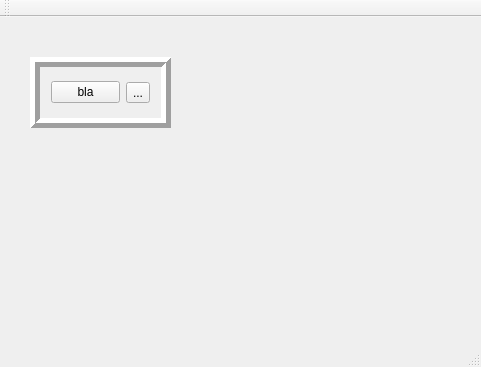
dotevo/Pilocik, file src/menuwindow.ui: the form before one commit.
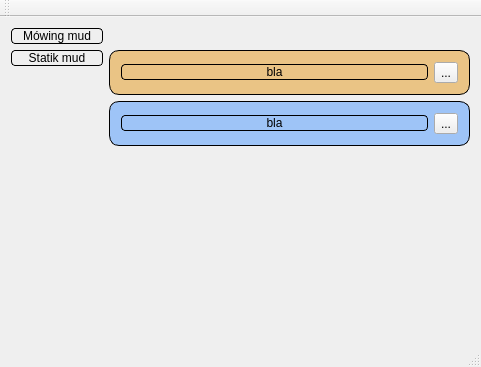
The form after the commit. Custom widgets are drawn as their Qt base class.

Commit message: Widget is movable.

Diff of the .ui file:
```diff
--- a/src/menuwindow.ui
+++ b/src/menuwindow.ui
@@ -13,16 +13,104 @@
   <property name="windowTitle">
    <string>MenuWindow</string>
   </property>
+  <property name="styleSheet">
+   <string notr="true">/*WINDOW*/
+QFrame{
+
+/*background: qlineargradient(x1: 0, y1: 0, x2: 0, y2: 1,
+                                 stop: 0 #ade650, stop: 1.0 #82be37);*/
+background-color: rgba(30%, 60%, 100%, 50%);
+   border: 1px solid #000;
+     border-radius: 10px;}
+
+QLabel{
+	color: #000;
+}
+QLineEdit {
+     background: #cdff70;
+     border: 1px solid #000;
+}
+
+QPushButton{
+     background: qlineargradient(x1: 0, y1: 0, x2: 0, y2: 1,
+                                 stop: 0 #AAA, stop: 0.4 #888,
+                                 stop: 0.5 #777, stop: 1.0 #666);
+     border-radius: 4px;
+     border: 1px solid black;
+    width: 90px
+}
+
+QPushButton:hover{
+     background: qlineargradient(x1: 0, y1: 0, x2: 0, y2: 1,
+                                 stop: 0 #CCC, stop: 0.4 #AAA,
+                                 stop: 0.5 #999, stop: 1.0 #888);
+}
+
+QPushButton:pressed{
+     background: qlineargradient(x1: 0, y1: 0, x2: 0, y2: 1,
+                                 stop: 0 #888, stop: 0.4 #999,
+                                 stop: 0.5 #AAA, stop: 1.0 #CCC);
+}</string>
+  </property>
   <widget class="QWidget" name="centralWidget">
+   <layout class="QFormLayout" name="formLayout">
+    <item row="0" column="0">
+     <widget class="QPushButton" name="pushButton_3">
+      <property name="text">
+       <string>Mówing mud</string>
+      </property>
+     </widget>
+    </item>
+    <item row="1" column="0">
+     <widget class="QPushButton" name="pushButton_4">
+      <property name="text">
+       <string>Statik mud</string>
+      </property>
+     </widget>
+    </item>
+    <item row="1" column="1">
+     <widget class="TMovableFrame" name="frame_2">
+      <property name="styleSheet">
+       <string notr="true">QFrame{
+
+/*background: qlineargradient(x1: 0, y1: 0, x2: 0, y2: 1,
+                                 stop: 0 #ade650, stop: 1.0 #82be37);*/
+background-color: rgba(90%, 60%, 10%, 50%);
+   border: 1px solid #000;
+     border-radius: 10px;}</string>
+      </property>
+      <property name="frameShape">
+       <enum>QFrame::Box</enum>
+      </property>
+      <property name="frameShadow">
+       <enum>QFrame::Plain</enum>
+      </property>
+      <property name="lineWidth">
+       <number>5</number>
+      </property>
+      <property name="midLineWidth">
+       <number>49</number>
+      </property>
+      <layout class="QHBoxLayout" name="horizontalLayout_2">
+       <item>
+        <widget class="QPushButton" name="pushButton_2">
+         <property name="text">
+          <string>bla</string>
+         </property>
+        </widget>
+       </item>
+       <item>
+        <widget class="QToolButton" name="toolButton_2">
+         <property name="text">
+          <string>...</string>
+         </property>
+        </widget>
+       </item>
+      </layout>
+     </widget>
+    </item>
+    <item row="2" column="1">
    <widget class="TMovableFrame" name="frame">
-    <property name="geometry">
-     <rect>
-      <x>30</x>
-      <y>40</y>
-      <width>141</width>
-      <height>71</height>
-     </rect>
-    </property>
     <property name="frameShape">
      <enum>QFrame::Box</enum>
     </property>
@@ -49,6 +137,8 @@
      </item>
     </layout>
    </widget>
+    </item>
+   </layout>
   </widget>
   <widget class="QMenuBar" name="menuBar">
    <property name="geometry">
```
Lines whose indentation alone changed are shown as unchanged. The commit also changes 4 other files.
